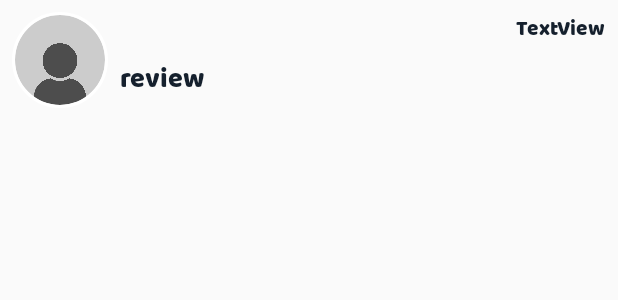
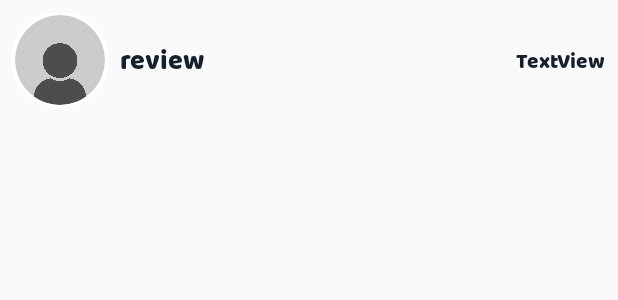
Before and after one commit to IWMTom/EnterpriseProject, an Android app: the layout fragment_rating_view.xml on its own in the app's theme, with its tools: preview values and no code run, on a phone screen of 412 x 824 dp. Shown: the top 300 px of the screen. Run offline under Robolectric (Android 15) with nearby library versions, the phone set to English and light mode, and no system bars.

Commit message:
final tweaks

```diff
--- a/Oreo/app/src/main/java/uk/ac/tees/com2060/oreo/BidsAdapter.java
+++ b/Oreo/app/src/main/java/uk/ac/tees/com2060/oreo/BidsAdapter.java
@@ -75,6 +75,7 @@ public class BidsAdapter extends BaseAdapter {
                 b.putInt("userid", bid.user_id());
                 if (listing.user_id() == User.getUser().id()) {
                     b.putSerializable("bid", bid);
+                    b.putString("listing_title", listing.itemDescription());
                 }
                 callbackToActivity(b);
             }
@@ -89,6 +90,7 @@ public class BidsAdapter extends BaseAdapter {
                 b.putInt("userid", bid.user_id());
                 if (listing.user_id() == User.getUser().id()) {
                     b.putSerializable("bid", bid);
+                    b.putString("listing_title", listing.itemDescription());
                 }
                 callbackToActivity(b);
             }
@@ -102,6 +104,7 @@ public class BidsAdapter extends BaseAdapter {
                 b.putInt("userid",bid.user_id());
                 if(listing.user_id()==User.getUser().id()){
                     b.putSerializable("bid", bid);
+                    b.putString("listing_title", listing.itemDescription());
                 }
                 callbackToActivity(b);
             }
--- a/Oreo/app/src/main/res/layout/fragment_bid_confirm.xml
+++ b/Oreo/app/src/main/res/layout/fragment_bid_confirm.xml
@@ -144,6 +144,7 @@
             android:layout_height="wrap_content"
             android:layout_marginEnd="16dp"
             android:layout_marginStart="16dp"
+            android:layout_marginTop="8dp"
             android:text="Listing"
             android:textAlignment="center"
             android:textAppearance="@style/AppTheme.Title"
@@ -162,6 +163,7 @@
             android:layout_marginEnd="16dp"
             android:layout_marginStart="16dp"
             android:textAlignment="center"
+            android:textAppearance="@style/AppTheme.BodyText"
             app:layout_constraintEnd_toEndOf="parent"
             app:layout_constraintHorizontal_bias="0.0"
             app:layout_constraintStart_toStartOf="parent"
@@ -190,6 +192,7 @@
             android:layout_marginStart="16dp"
             android:minHeight="19dp"
             android:textAlignment="center"
+            android:textAppearance="@style/AppTheme.BodyText"
             app:layout_constraintEnd_toEndOf="parent"
             app:layout_constraintHorizontal_bias="0.0"
             app:layout_constraintStart_toStartOf="parent"
--- a/Oreo/app/src/main/res/layout/fragment_dashboard.xml
+++ b/Oreo/app/src/main/res/layout/fragment_dashboard.xml
@@ -34,6 +34,8 @@
         android:layout_marginTop="24dp"
         android:text="Button"
         android:visibility="gone"
+        android:paddingLeft="20dp"
+        android:paddingRight="20dp"
         app:layout_constraintBottom_toTopOf="@+id/button_dash_my_shipments"
         app:layout_constraintEnd_toEndOf="parent"
         app:layout_constraintStart_toStartOf="parent"
@@ -49,6 +51,8 @@
         android:layout_marginStart="64dp"
         android:text="Button"
         android:visibility="gone"
+        android:paddingLeft="20dp"
+        android:paddingRight="20dp"
         app:layout_constraintBottom_toTopOf="@+id/button_dash_my_jobs"
         app:layout_constraintEnd_toEndOf="parent"
         app:layout_constraintStart_toStartOf="parent" />
@@ -63,6 +67,8 @@
         android:layout_marginStart="64dp"
         android:text="Button"
         android:visibility="gone"
+        android:paddingLeft="20dp"
+        android:paddingRight="20dp"
         app:layout_constraintBottom_toBottomOf="parent"
         app:layout_constraintEnd_toEndOf="parent"
         app:layout_constraintStart_toStartOf="parent" />
--- a/Oreo/app/src/main/res/layout/fragment_rating_view.xml
+++ b/Oreo/app/src/main/res/layout/fragment_rating_view.xml
@@ -30,26 +30,29 @@
         android:layout_marginBottom="8dp"
         android:layout_marginEnd="8dp"
         android:layout_marginStart="8dp"
+        android:layout_marginTop="8dp"
         android:layout_toEndOf="@+id/ImageView_rating_profile"
         android:ellipsize="end"
         android:textAppearance="@style/AppTheme.Title"
         android:textSize="18sp"
         app:layout_constraintBottom_toBottomOf="parent"
-        app:layout_constraintEnd_toEndOf="parent"
+        app:layout_constraintEnd_toStartOf="@+id/rating_type"
         app:layout_constraintHorizontal_bias="0.0"
         app:layout_constraintStart_toEndOf="@+id/ImageView_rating_profile"
-        app:layout_constraintTop_toBottomOf="@+id/rating_type"
+        app:layout_constraintTop_toTopOf="parent"
         tools:text="review" />
 
     <TextView
         android:id="@+id/rating_type"
         android:layout_width="wrap_content"
         android:layout_height="wrap_content"
+        android:layout_marginBottom="8dp"
         android:layout_marginEnd="8dp"
         android:layout_marginTop="8dp"
         android:text="TextView"
         android:textAppearance="@style/AppTheme.Title"
         android:textSize="14sp"
+        app:layout_constraintBottom_toBottomOf="parent"
         app:layout_constraintEnd_toEndOf="parent"
         app:layout_constraintTop_toTopOf="parent" />
 
--- a/Oreo/app/src/main/res/layout/fragment_view_profile.xml
+++ b/Oreo/app/src/main/res/layout/fragment_view_profile.xml
@@ -147,6 +147,7 @@
                 android:layout_height="wrap_content"
                 android:layout_marginEnd="16dp"
                 android:layout_marginStart="16dp"
+                android:layout_marginTop="8dp"
                 android:text="Community Ratings"
                 android:textAlignment="center"
                 android:textAppearance="@style/AppTheme.Title"
```
Also changed, not shown: Oreo/app/src/main/java/uk/ac/tees/com2060/oreo/BidConfirmFragment.java (+9 -0 lines), Oreo/app/src/main/java/uk/ac/tees/com2060/oreo/Utils.java (+7 -0 lines), 1 other file.
